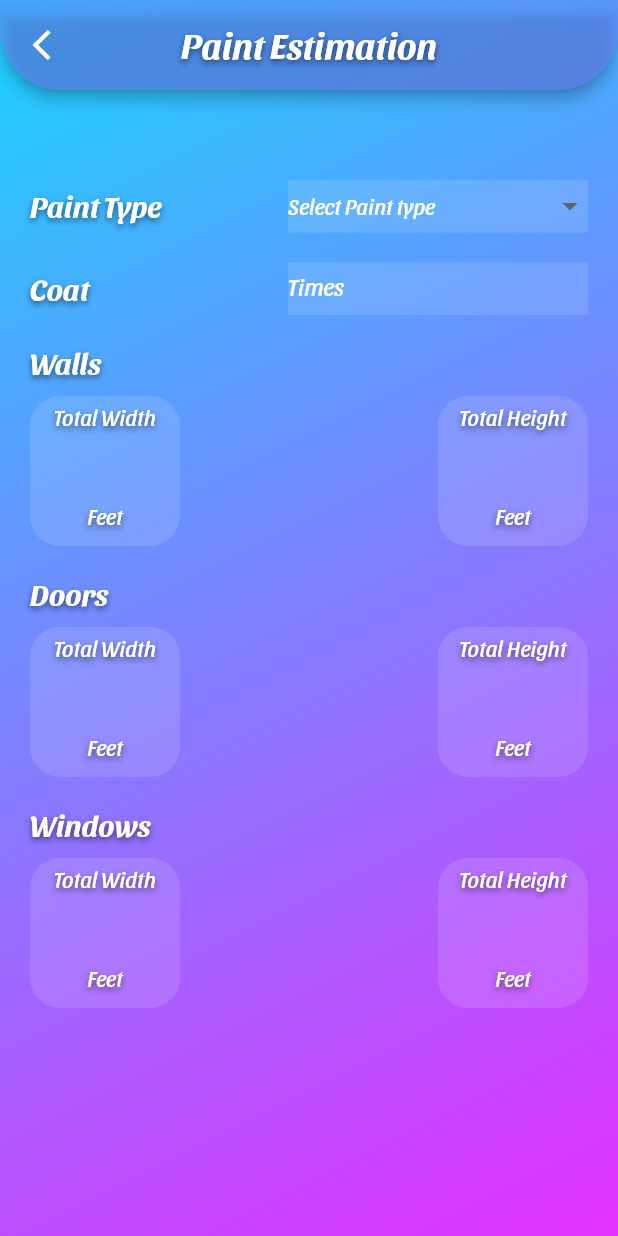
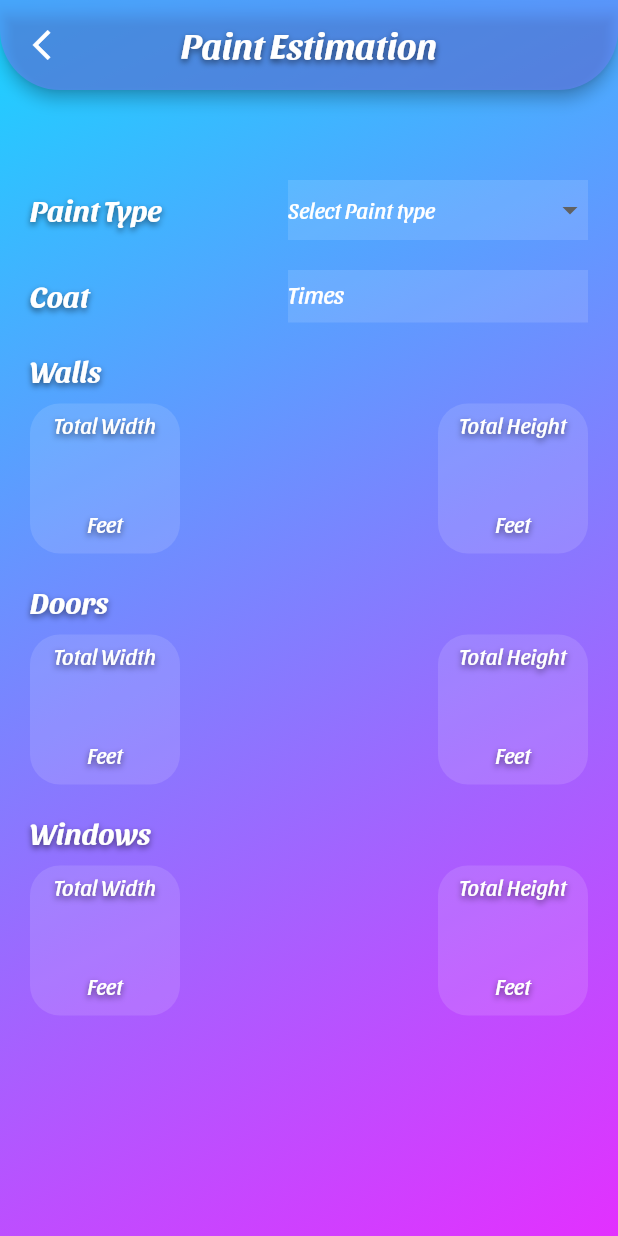
Before and after one commit to sherkhankakar/paint_app, a Flutter app: the PaintEstimation screen opened directly, on a phone screen of 412 x 824 dp. Run offline on Flutter 3.47's test engine with Material 2 defaults, Android fonts, the phone set to English and light mode, and no system bars; drawn by our look-alikes of dropdown_button2; our stand-ins replace action_slider, device_preview, firebase_auth, firebase_core, firebase_database, font_awesome_flutter; accounts and stored records are empty.

Commit message:
my changes

```diff
--- a/lib/screens/paint_estimation.dart
+++ b/lib/screens/paint_estimation.dart
@@ -1,3 +1,5 @@
+import 'dart:developer';
+
 import 'package:dropdown_button2/dropdown_button2.dart';
 import 'package:flutter/material.dart';
 
@@ -66,6 +68,7 @@ class _PaintEstimationState extends State<PaintEstimation> {
         itemsHeights.add(4);
       }
     }
+    log(itemsHeights.toString());
     return itemsHeights;
   }
 
@@ -137,7 +140,7 @@ class _PaintEstimationState extends State<PaintEstimation> {
                           ]),
                     ),
                     Container(
-                      height: 35,
+                      // height: 35,
                       width: 200,
                       decoration: const BoxDecoration(color: Colors.white12),
                       child: DropdownButtonHideUnderline(
@@ -164,10 +167,9 @@ class _PaintEstimationState extends State<PaintEstimation> {
                             decoration: BoxDecoration(color: Colors.black54),
                             maxHeight: 200,
                           ),
-                          menuItemStyleData: MenuItemStyleData(
-                            padding:
-                                const EdgeInsets.symmetric(horizontal: 8.0),
-                            customHeights: _getCustomItemsHeights(),
+                          menuItemStyleData: const MenuItemStyleData(
+                            padding: EdgeInsets.symmetric(horizontal: 8.0),
+                            // customHeights: _getCustomItemsHeights(),
                           ),
                         ),
                       ),
```
Also changed, not shown: lib/screens/login_screen.dart (+19 -21 lines), lib/screens/selection_screen.dart (+1 -9 lines), lib/screens/seller_home_screen.dart (+14 -1 lines).
